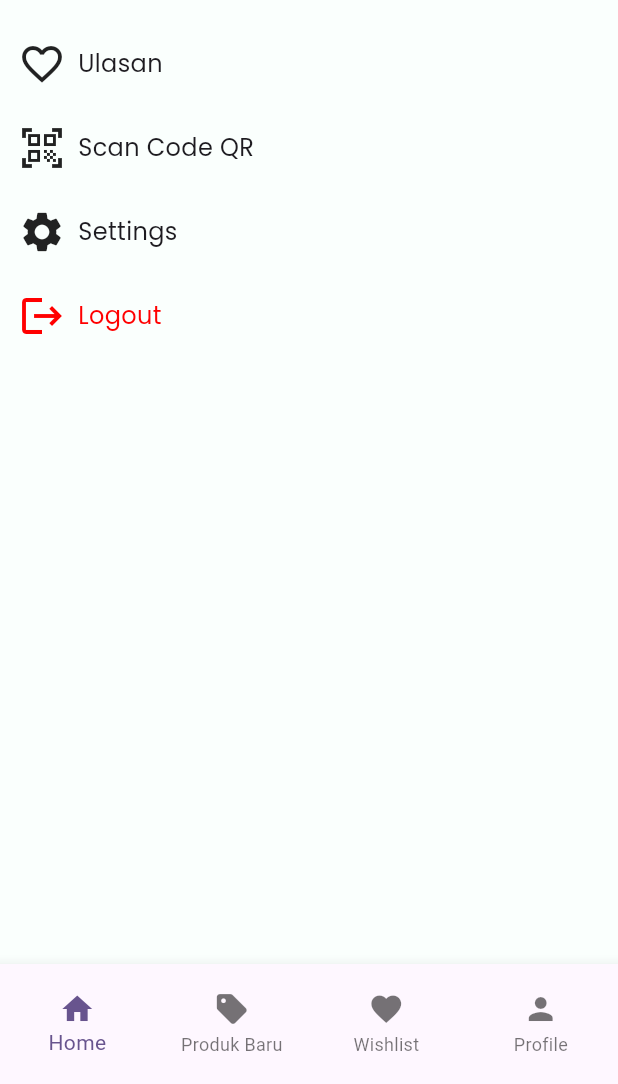
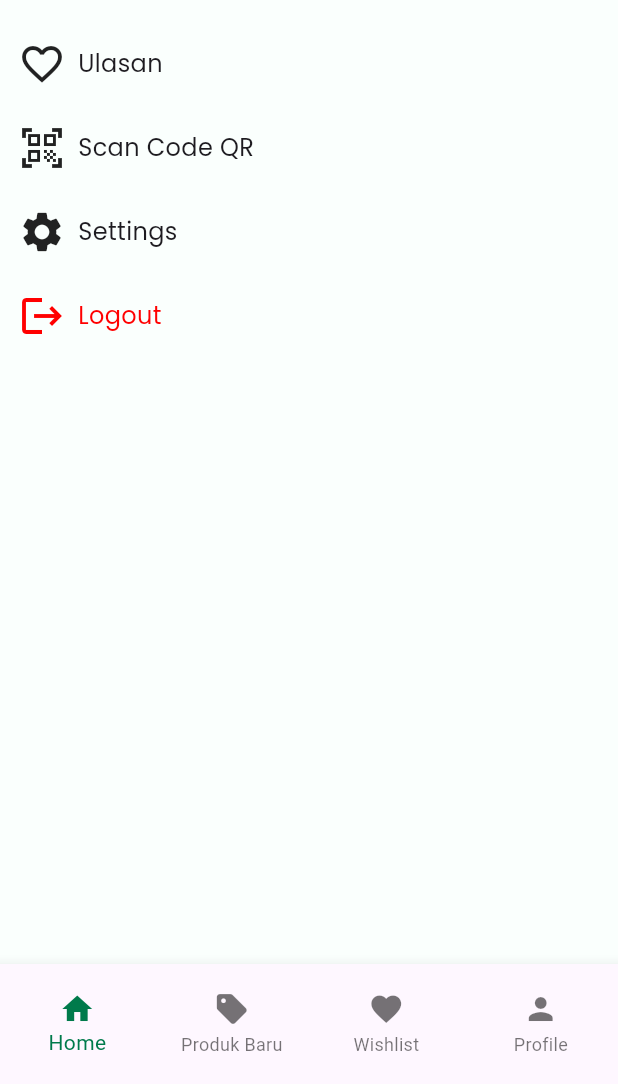
Before and after one commit to UnknownRori/lagra-client, a Flutter app: the HomeMobile screen opened directly, after a tap on the "menu" icon, on a phone screen of 412 x 824 dp, the part 152-1236 px from its top. Run offline on Flutter 3.47's test engine with Material 3 defaults, Android fonts, the phone set to English and light mode, and no system bars; our stand-ins replace cached_network_image, flutter_svg; network calls fail.

Commit message:
🛠️ active color on bottom nav

```diff
--- a/lib/page/home/home_mobile.dart
+++ b/lib/page/home/home_mobile.dart
@@ -140,6 +140,7 @@ class _HomeMobileState extends State<HomeMobile> {
             child: BottomNavigationBar(
           currentIndex: _currentIndex,
           type: BottomNavigationBarType.fixed,
+          selectedItemColor: AppColor.primary,
           items: const [
             BottomNavigationBarItem(
               icon: Icon(Icons.home),
```
